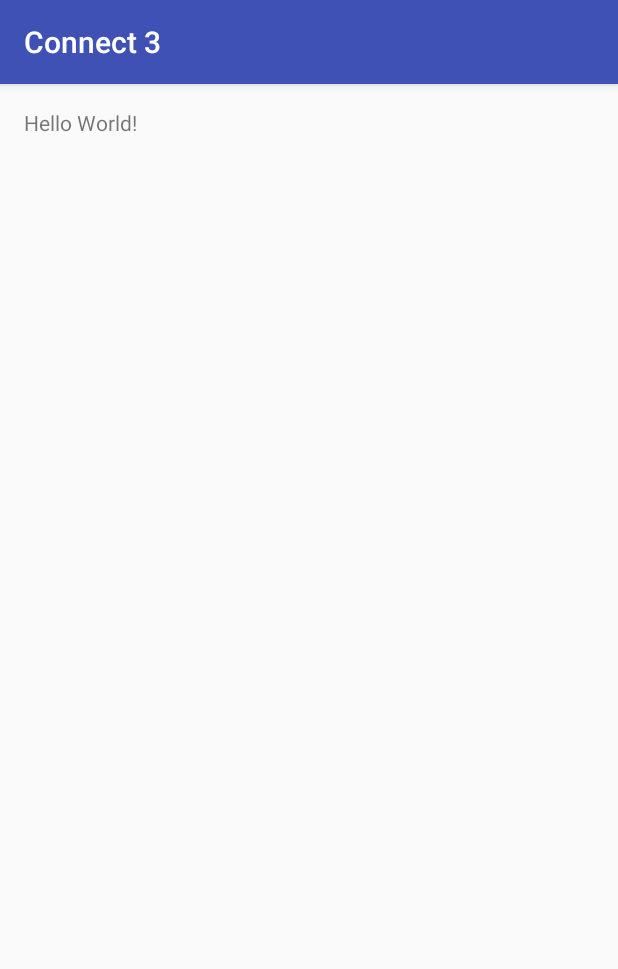
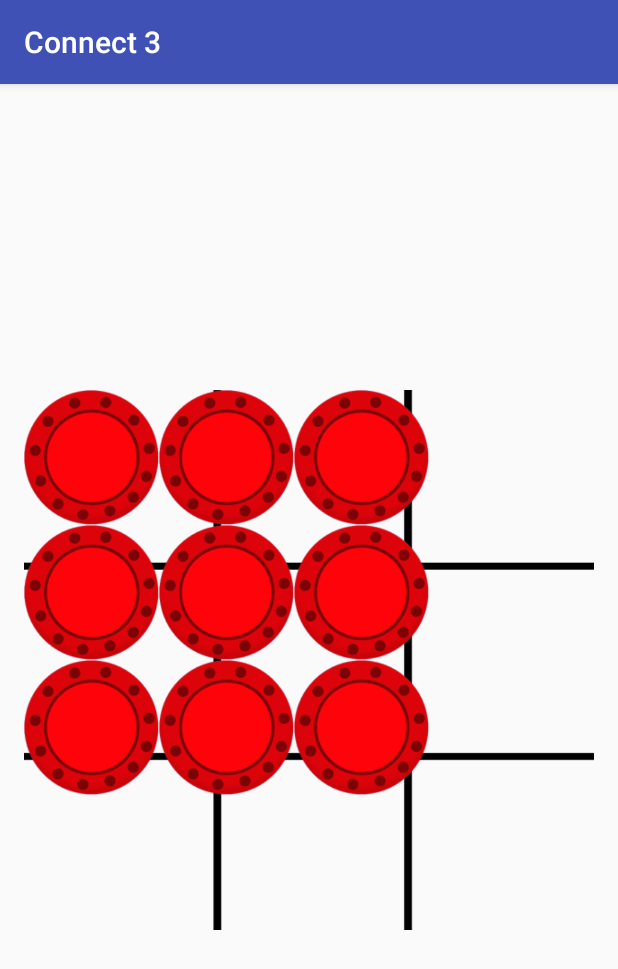
Before and after one commit to Darshilpatel/Connect-3, an Android app: the screen it shows after launch (MainActivity), on a phone screen of 412 x 824 dp. Shown: the top 969 px of the screen. Run offline under Robolectric (Android 15) with nearby library versions, the phone set to English and light mode, and no system bars.

Commit message:
working on Ui
updating the gridlayout

```diff
--- a/app/src/main/res/layout/activity_main.xml
+++ b/app/src/main/res/layout/activity_main.xml
@@ -9,8 +9,89 @@
     android:paddingTop="@dimen/activity_vertical_margin"
     tools:context="com.darshilpatel.connect3.MainActivity">
 
-    <TextView
-        android:layout_width="wrap_content"
-        android:layout_height="wrap_content"
-        android:text="Hello World!" />
+
+    <GridLayout
+        android:layout_width="match_parent"
+        android:layout_height="360dp"
+        android:layout_centerVertical="true"
+        android:layout_centerHorizontal="true"
+        android:columnCount="13"
+        android:rowCount="6"
+        android:layout_alignParentEnd="true"
+        android:layout_alignParentStart="false"
+        android:background="@drawable/board">
+
+        <ImageView
+            android:layout_width="90dp"
+            android:layout_height="90dp"
+            android:id="@+id/imageView"
+            android:layout_row="0"
+            android:layout_column="0"
+            android:src="@drawable/red" />
+
+        <ImageView
+            android:layout_width="90dp"
+            android:layout_height="90dp"
+            android:id="@+id/imageView2"
+            android:layout_row="0"
+            android:layout_column="1"
+            android:src="@drawable/red" />
+
+        <ImageView
+            android:layout_width="90dp"
+            android:layout_height="90dp"
+            android:id="@+id/imageView5"
+            android:layout_row="0"
+            android:layout_column="11"
+            android:src="@drawable/red" />
+
+        <ImageView
+            android:layout_width="90dp"
+            android:layout_height="90dp"
+            android:id="@+id/imageView9"
+            android:layout_row="1"
+            android:layout_column="0"
+            android:src="@drawable/red" />
+
+        <ImageView
+            android:layout_width="90dp"
+            android:layout_height="90dp"
+            android:id="@+id/imageView4"
+            android:layout_row="1"
+            android:layout_column="1"
+            android:src="@drawable/red" />
+
+        <ImageView
+            android:layout_width="90dp"
+            android:layout_height="90dp"
+            android:id="@+id/imageView3"
+            android:layout_row="1"
+            android:layout_column="11"
+            android:src="@drawable/red" />
+
+        <ImageView
+            android:layout_width="90dp"
+            android:layout_height="90dp"
+            android:id="@+id/imageView8"
+            android:layout_row="4"
+            android:layout_column="0"
+            android:src="@drawable/red" />
+
+        <ImageView
+            android:layout_width="90dp"
+            android:layout_height="90dp"
+            android:id="@+id/imageView7"
+            android:layout_row="4"
+            android:layout_column="1"
+            android:src="@drawable/red" />
+
+        <ImageView
+            android:layout_width="90dp"
+            android:layout_height="90dp"
+            android:id="@+id/imageView6"
+            android:layout_row="4"
+            android:layout_column="11"
+            android:src="@drawable/red" />
+
+    </GridLayout>
 </RelativeLayout>
```
Also changed, not shown: app/src/main/res/drawable/board.png (added), app/src/main/res/drawable/emptyboard.png, app/src/main/res/drawable/red.png (added), app/src/main/res/drawable/yellow.png (added).
